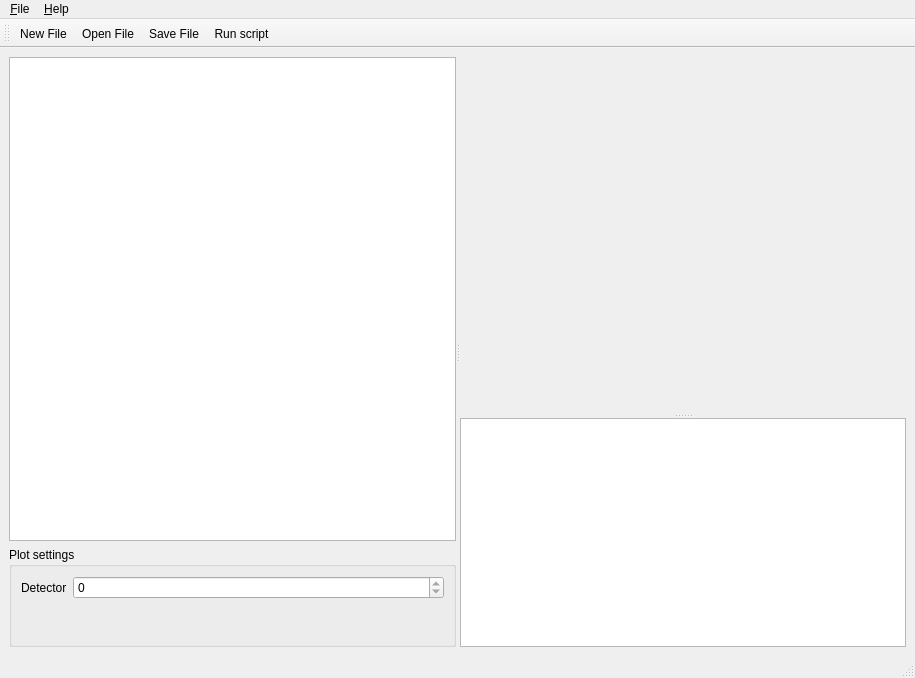
Old version of the form qjabs/mainwindow.ui in the repository JYU-IBA/jabs.
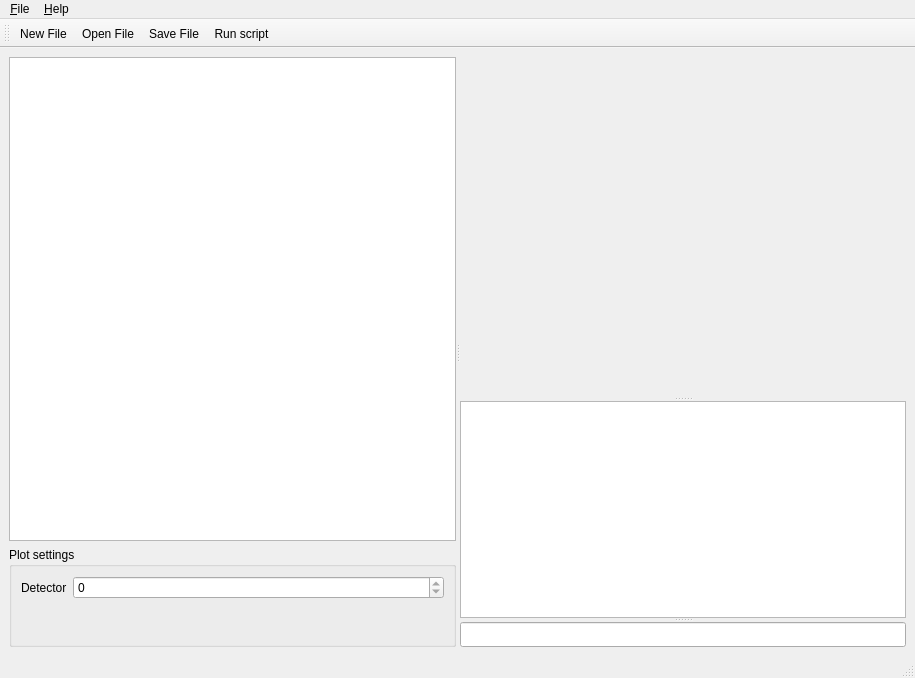
New version of the form. Icons and pictures are not drawn. Custom widgets are drawn as their Qt base class.

Commit message: Added a separate line edit to UI, where commands can be run without running an entire script.

What changed in the file:
```diff
--- a/qjabs/mainwindow.ui
+++ b/qjabs/mainwindow.ui
@@ -93,7 +93,11 @@
           <height>100</height>
          </size>
         </property>
+        <property name="readOnly">
+         <bool>true</bool>
+        </property>
        </widget>
+       <widget class="QLineEdit" name="commandLineEdit"/>
       </widget>
      </widget>
     </item>
```
Left out of the diff: 4 changed lines with no effect on the pictures. The commit also changes 2 other files.
